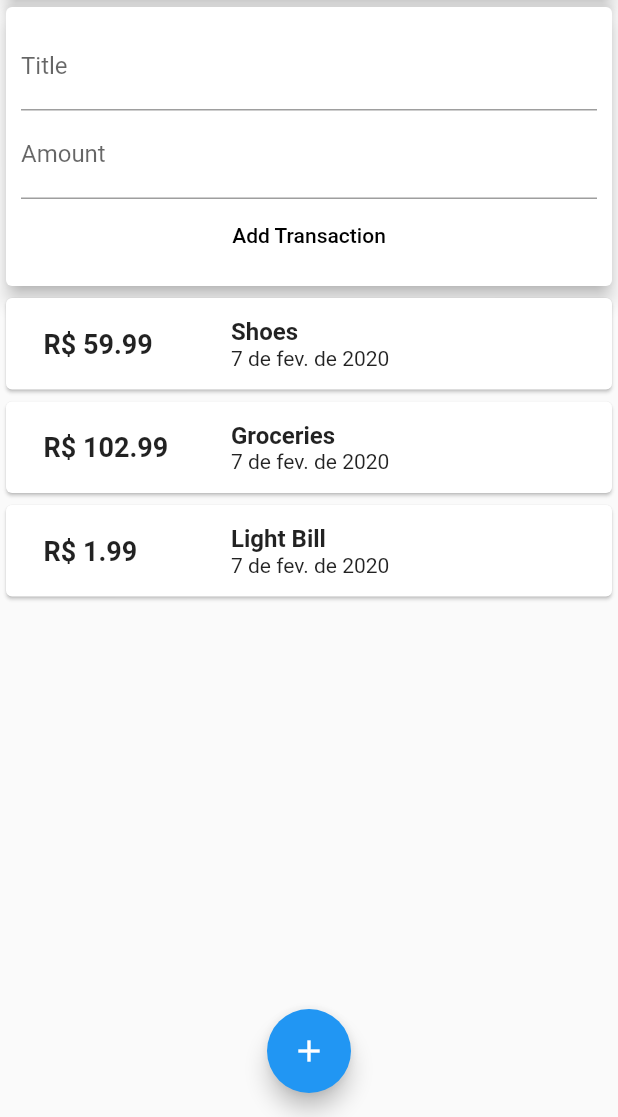
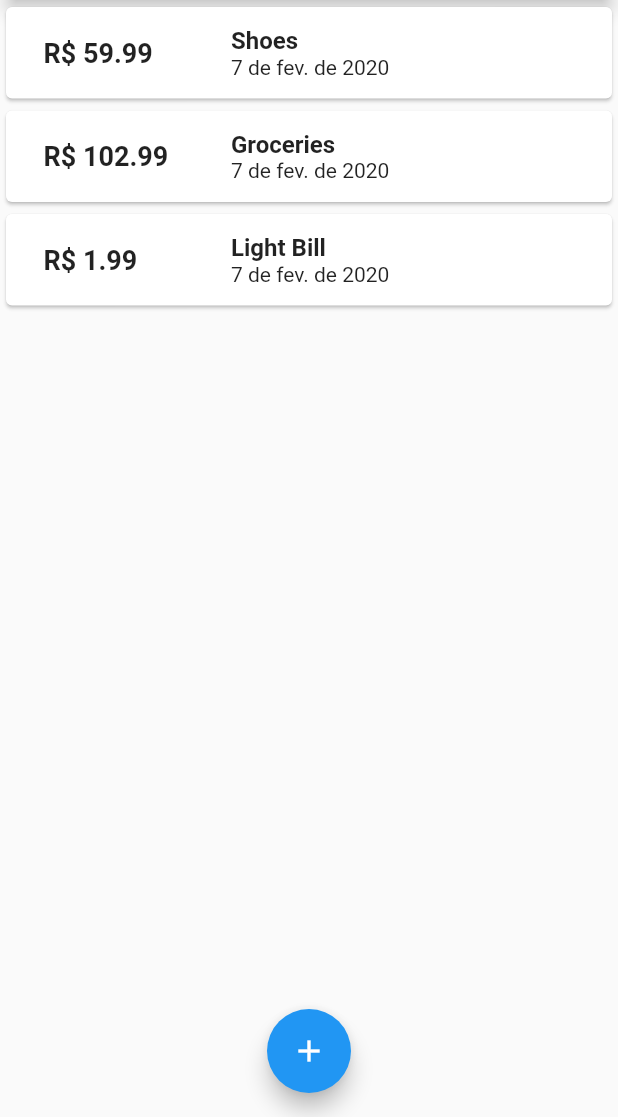
Before and after one commit to Ajorona/personal-expenses-app, a Flutter app: the screen it shows after launch, on a phone screen of 412 x 824 dp, the part 119-1236 px from its top. Run offline on Flutter 3.47's test engine with Material 2 defaults, Android fonts, the phone set to English and light mode, and no system bars.

Commit message:
refactor(transaction): move new transaction to modal

```diff
--- a/lib/main.dart
+++ b/lib/main.dart
@@ -1,6 +1,10 @@
 import 'package:flutter/material.dart';
+import 'package:uuid/uuid.dart';
 
-import './widgets/userTransactions.dart';
+import './models/transaction.dart';
+
+import './widgets/transactionList.dart';
+import './widgets/newTransaction.dart';
 
 void main() => runApp(MyApp());
 
@@ -14,7 +18,55 @@ class MyApp extends StatelessWidget {
   }
 }
 
-class MyHomePage extends StatelessWidget {
+class MyHomePage extends StatefulWidget {
+  @override
+  _MyHomePageState createState() => _MyHomePageState();
+}
+
+class _MyHomePageState extends State<MyHomePage> {
+  static final uuid = new Uuid();
+  static final List<Transaction> _userTransactions = [
+    Transaction(
+        id: uuid.v1(),
+        title: 'Shoes',
+        amount: 59.99,
+        createdAt: DateTime.now(),
+        updatedAt: DateTime.now()),
+    Transaction(
+        id: uuid.v1(),
+        title: 'Groceries',
+        amount: 102.99,
+        createdAt: DateTime.now(),
+        updatedAt: DateTime.now()),
+    Transaction(
+        id: uuid.v1(),
+        title: 'Light Bill',
+        amount: 1.99,
+        createdAt: DateTime.now(),
+        updatedAt: DateTime.now()),
+  ];
+
+  void _addNewTransaction(String newTitle, double newAmount) {
+    final newTransaction = Transaction(
+        title: newTitle,
+        amount: newAmount,
+        createdAt: DateTime.now(),
+        updatedAt: DateTime.now(),
+        id: uuid.v1());
+
+    setState(() {
+      _userTransactions.add(newTransaction);
+    });
+  }
+
+  void _startAddNewTransaction(BuildContext ctx) {
+    showModalBottomSheet(
+        context: ctx,
+        builder: (_) {
+          return NewTransaction(_addNewTransaction);
+        });
+  }
+
   @override
   Widget build(BuildContext context) {
     return GestureDetector(
@@ -31,7 +83,7 @@ class MyHomePage extends StatelessWidget {
           actions: <Widget>[
             IconButton(
               icon: Icon(Icons.add),
-              onPressed: () {},
+              onPressed: () => _startAddNewTransaction(context),
             ),
           ],
         ),
@@ -46,14 +98,14 @@ class MyHomePage extends StatelessWidget {
                   elevation: 5,
                 ),
               ),
-              UserTransactions(),
+              TransactionList(_userTransactions),
             ],
           ),
         ),
         floatingActionButtonLocation: FloatingActionButtonLocation.centerFloat,
         floatingActionButton: FloatingActionButton(
           child: Icon(Icons.add),
-          onPressed: () {},
+          onPressed: () => _startAddNewTransaction(context),
         ),
       ),
     ); // This trailing comma makes auto-formatting nicer for build methods.
--- a/lib/widgets/userTransactions.dart
+++ /dev/null
@@ -1,58 +0,0 @@
-import 'package:flutter/material.dart';
-import 'package:uuid/uuid.dart';
-
-import '../models/transaction.dart';
-import './newTransaction.dart';
-import './transactionList.dart';
-
-class UserTransactions extends StatefulWidget {
-  @override
-  _UserTransactionsState createState() => _UserTransactionsState();
-}
-
-class _UserTransactionsState extends State<UserTransactions> {
-  static final uuid = new Uuid();
-  static final List<Transaction> _userTransactions = [
-    Transaction(
-        id: uuid.v1(),
-        title: 'Shoes',
-        amount: 59.99,
-        createdAt: DateTime.now(),
-        updatedAt: DateTime.now()),
-    Transaction(
-        id: uuid.v1(),
-        title: 'Groceries',
-        amount: 102.99,
-        createdAt: DateTime.now(),
-        updatedAt: DateTime.now()),
-    Transaction(
-        id: uuid.v1(),
-        title: 'Light Bill',
-        amount: 1.99,
-        createdAt: DateTime.now(),
-        updatedAt: DateTime.now()),
-  ];
-
-  void _addNewTransaction(String newTitle, double newAmount) {
-    final newTransaction = Transaction(
-        title: newTitle,
-        amount: newAmount,
-        createdAt: DateTime.now(),
-        updatedAt: DateTime.now(),
-        id: uuid.v1());
-
-    setState(() {
-      _userTransactions.add(newTransaction);
-    });
-  }
-
-  @override
-  Widget build(BuildContext context) {
-    return Column(
-      children: <Widget>[
-        NewTransaction(_addNewTransaction),
-        TransactionList(_userTransactions)
-      ],
-    );
-  }
-}
```
